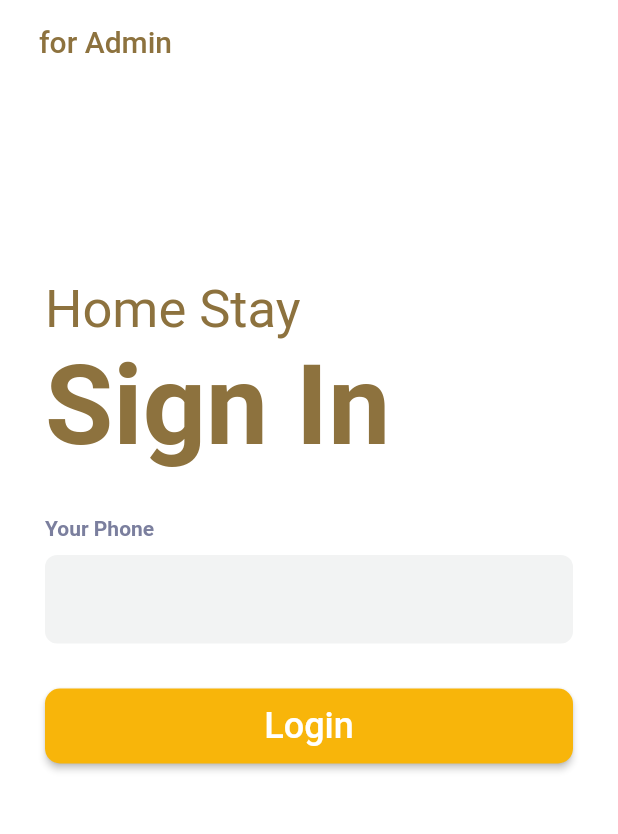
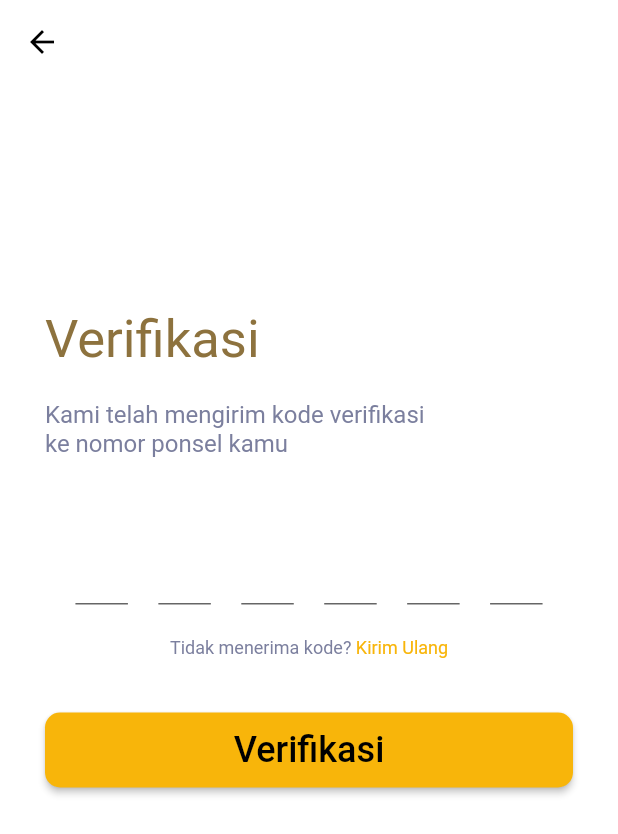
Before and after one commit to rahmat999ht/manajemen-kost-by-admin, a Flutter app: the screen it shows after launch, after a tap on "Get Started", after a tap on "Login", on a phone screen of 412 x 824 dp. Shown: the top 834 px of the screen. Run offline on Flutter 3.47's test engine with Material 2 defaults, Android fonts, the phone set to English and light mode, and no system bars; our stand-ins replace firebase_core, get, mask_text_input_formatter, shared_preferences; accounts and stored records are empty; statements that could not run were skipped.

Commit message:
screen verification

```diff
--- a/lib/domain/core/core.dart
+++ b/lib/domain/core/core.dart
@@ -1,3 +1,4 @@
+export 'package:firebase_core/firebase_core.dart';
 export 'package:flutter/material.dart';
 export 'package:flutter/services.dart';
 export 'package:get/get.dart';
@@ -6,8 +7,11 @@ export 'package:manajemen_kost_by_admin/domain/core/utils.dart';
 export 'package:manajemen_kost_by_admin/domain/interfaces/assets.dart';
 export 'package:manajemen_kost_by_admin/domain/interfaces/buttons/button_outline.dart';
 export 'package:manajemen_kost_by_admin/domain/interfaces/buttons/button_primary.dart';
+export 'package:manajemen_kost_by_admin/domain/interfaces/contents/content.dart';
+export 'package:manajemen_kost_by_admin/domain/interfaces/forms/otp_form.dart';
 export 'package:manajemen_kost_by_admin/domain/interfaces/size.dart';
 export 'package:manajemen_kost_by_admin/domain/validators/null_validation.dart';
+export 'package:manajemen_kost_by_admin/firebase_options.dart';
 export 'package:manajemen_kost_by_admin/infrastructure/navigation/bindings/controllers/controllers_bindings.dart';
 export 'package:manajemen_kost_by_admin/infrastructure/navigation/navigation.dart';
 export 'package:manajemen_kost_by_admin/infrastructure/navigation/routes.dart';
--- /dev/null
+++ b/lib/domain/interfaces/contents/content.dart
@@ -0,0 +1,60 @@
+import '../../core/core.dart';
+
+class Content extends StatelessWidget {
+  const Content(
+    this.title,
+    this.subTitle, {
+    super.key,
+    this.colorTitle,
+    this.colorSubTitle,
+    this.sizeTitle,
+    this.sizeSubTitle,
+    this.styleTitle,
+    this.styleSubTitle,
+    this.fontWeightTitle,
+    this.fontWeightSubTitle,
+    this.space,
+  });
+
+  final String title;
+  final String subTitle;
+  final Color? colorTitle;
+  final Color? colorSubTitle;
+  final double? sizeTitle;
+  final double? sizeSubTitle;
+  final FontStyle? styleTitle;
+  final FontStyle? styleSubTitle;
+  final FontWeight? fontWeightTitle;
+  final FontWeight? fontWeightSubTitle;
+  final double? space;
+
+  @override
+  Widget build(BuildContext context) {
+    return Column(
+      crossAxisAlignment: CrossAxisAlignment.start,
+      children: [
+        Text(
+          title,
+          style: TextStyle(
+            fontSize: sizeTitle ?? 14,
+            fontWeight: fontWeightTitle,
+            fontStyle: styleTitle,
+            color: colorTitle ?? ColorApp.brown,
+          ),
+        ),
+        SizedBox(
+          height: space ?? 0.0,
+        ),
+        Text(
+          subTitle,
+          style: TextStyle(
+            fontSize: sizeSubTitle ?? 14,
+            fontWeight: fontWeightSubTitle,
+            fontStyle: styleSubTitle,
+            color: colorSubTitle ?? ColorApp.brown,
+          ),
+        ),
+      ],
+    );
+  }
+}
--- /dev/null
+++ b/lib/domain/interfaces/forms/otp_form.dart
@@ -0,0 +1,47 @@
+import '../../core/core.dart';
+
+class OtpForm extends StatelessWidget {
+  final TextEditingController controller;
+
+  const OtpForm({
+    Key? key,
+    required this.controller,
+    required this.firstField,
+    required this.secondField,
+  }) : super(key: key);
+
+  final FocusNode firstField;
+  final FocusNode secondField;
+
+  @override
+  Widget build(BuildContext context) {
+    return TextField(
+      controller: controller,
+      focusNode: secondField,
+      keyboardType: TextInputType.phone,
+      inputFormatters: [
+        FilteringTextInputFormatter.digitsOnly,
+        LengthLimitingTextInputFormatter(1),
+      ],
+      onChanged: (v) {
+        if (v.length == 1) {
+          FocusScope.of(context).nextFocus();
+        } else if (v.isEmpty) {
+          FocusScope.of(context).requestFocus(firstField);
+        }
+      },
+      textAlign: TextAlign.center,
+      decoration: const InputDecoration(
+        fillColor: Colors.transparent,
+        filled: true,
+        counterText: '',
+        focusedBorder: UnderlineInputBorder(
+          borderSide: BorderSide(
+            width: 2.0,
+            color: ColorApp.orange,
+          ),
+        ),
+      ),
+    );
+  }
+}
--- a/lib/infrastructure/navigation/bindings/controllers/controllers_bindings.dart
+++ b/lib/infrastructure/navigation/bindings/controllers/controllers_bindings.dart
@@ -1,3 +1,4 @@
 export 'package:manajemen_kost_by_admin/infrastructure/navigation/bindings/controllers/home.controller.binding.dart';
 export 'package:manajemen_kost_by_admin/infrastructure/navigation/bindings/controllers/login.controller.binding.dart';
+export 'package:manajemen_kost_by_admin/infrastructure/navigation/bindings/controllers/verifikasi.controller.binding.dart';
 export 'package:manajemen_kost_by_admin/infrastructure/navigation/bindings/controllers/welcome.controller.binding.dart';
--- /dev/null
+++ b/lib/infrastructure/navigation/bindings/controllers/verifikasi.controller.binding.dart
@@ -0,0 +1,12 @@
+import 'package:get/get.dart';
+
+import '../../../../presentation/verifikasi/controllers/verifikasi.controller.dart';
+
+class VerifikasiControllerBinding extends Bindings {
+  @override
+  void dependencies() {
+    Get.lazyPut<VerifikasiController>(
+      () => VerifikasiController(),
+    );
+  }
+}
--- a/lib/infrastructure/navigation/navigation.dart
+++ b/lib/infrastructure/navigation/navigation.dart
@@ -34,5 +34,10 @@ class Nav {
       page: () => const LoginScreen(),
       binding: LoginControllerBinding(),
     ),
+    GetPage(
+      name: Routes.VERIFIKASI,
+      page: () => const VerifikasiScreen(),
+      binding: VerifikasiControllerBinding(),
+    ),
   ];
 }
--- a/lib/infrastructure/navigation/routes.dart
+++ b/lib/infrastructure/navigation/routes.dart
@@ -6,6 +6,7 @@ class Routes {
   }
 
   static const HOME = '/home';
+  static const LOGIN = '/login';
   static const WELCOME = '/welcome';
-  static const LOGIN = '/login';
+  static const VERIFIKASI = '/verifikasi';
 }
--- a/lib/infrastructure/theme/colors.dart
+++ b/lib/infrastructure/theme/colors.dart
@@ -2,6 +2,7 @@ import 'package:flutter/material.dart';
 
 class ColorApp {
   static const Color white = Color(0xffFFFFFF);
+  static const Color black = Color(0xff000000);
   static const Color brown = Color(0xff8D723E);
   static const Color gray = Color(0xff7B7F9E);
   static const Color orange = Color(0xffF8B50A);
--- a/lib/main.dart
+++ b/lib/main.dart
@@ -8,6 +8,10 @@ void main() async {
   bool? isviewed = prefs.getBool("isStart") ?? false;
   log(prefs.getBool("isStart").toString());
   String initialRoute = isviewed == true ? Routes.LOGIN : Routes.WELCOME;
+
+  await Firebase.initializeApp(
+    options: DefaultFirebaseOptions.currentPlatform,
+  );
   runApp(Main(initialRoute));
 }
 
@@ -21,6 +25,7 @@ class Main extends StatelessWidget {
       debugShowCheckedModeBanner: false,
       initialRoute: initialRoute,
       getPages: Nav.routes,
+      theme: ThemeData(primarySwatch: Colors.orange),
     );
   }
 }
--- a/lib/presentation/controller.dart
+++ b/lib/presentation/controller.dart
@@ -1,2 +1,3 @@
 export 'package:manajemen_kost_by_admin/presentation/login/controllers/login.controller.dart';
+export 'package:manajemen_kost_by_admin/presentation/verifikasi/controllers/verifikasi.controller.dart';
 export 'package:manajemen_kost_by_admin/presentation/welcome/controllers/welcome.controller.dart';
--- a/lib/presentation/login/controllers/login.controller.dart
+++ b/lib/presentation/login/controllers/login.controller.dart
@@ -8,4 +8,8 @@ class LoginController extends GetxController {
   void isLoadingChange() {
     isLoading.value = !isLoading.value;
   }
+
+  void tapLogin() {
+    Get.toNamed(Routes.VERIFIKASI);
+  }
 }
--- a/lib/presentation/login/login.screen.dart
+++ b/lib/presentation/login/login.screen.dart
@@ -44,20 +44,12 @@ class BodyLogin extends StatelessWidget {
             mainAxisSize: MainAxisSize.max,
             children: [
               SizeApp.h100,
-              const Text(
+              const Content(
                 'Home Stay',
-                style: TextStyle(
-                  fontSize: 35,
-                  color: ColorApp.brown,
-                ),
-              ),
-              const Text(
                 'Sign In',
-                style: TextStyle(
-                  fontSize: 74,
-                  fontWeight: FontWeight.bold,
-                  color: ColorApp.brown,
-                ),
+                sizeTitle: 35,
+                sizeSubTitle: 74,
+                fontWeightSubTitle: FontWeight.bold,
               ),
               SizeApp.h30,
               TextForm.phone(
@@ -71,7 +63,7 @@ class BodyLogin extends StatelessWidget {
               ),
               SizeApp.h30,
               ButtonPrymary(
-                onPressed: () {},
+                onPressed: c.tapLogin,
                 text: 'Login',
               ),
             ],
--- a/lib/presentation/screens.dart
+++ b/lib/presentation/screens.dart
@@ -1,3 +1,4 @@
 export 'package:manajemen_kost_by_admin/presentation/home/home.screen.dart';
 export 'package:manajemen_kost_by_admin/presentation/login/login.screen.dart';
+export 'package:manajemen_kost_by_admin/presentation/verifikasi/verifikasi.screen.dart';
 export 'package:manajemen_kost_by_admin/presentation/welcome/welcome.screen.dart';
--- /dev/null
+++ b/lib/presentation/verifikasi/controllers/verifikasi.controller.dart
@@ -0,0 +1,22 @@
+import 'dart:developer';
+
+import '../../../domain/core/core.dart';
+
+class VerifikasiController extends GetxController {
+  final formKey = GlobalKey<FormState>();
+  final String valueSubTitle =
+      'Kami telah mengirim kode verifikasi \nke nomor ponsel kamu';
+
+  final listOtp = [
+    TextEditingController(),
+    TextEditingController(),
+    TextEditingController(),
+    TextEditingController(),
+    TextEditingController(),
+    TextEditingController(),
+  ];
+
+  void tapVerifikasi() {
+    log("tapVerifikasi");
+  }
+}
--- /dev/null
+++ b/lib/presentation/verifikasi/verifikasi.screen.dart
@@ -0,0 +1,129 @@
+import '../../domain/core/core.dart';
+
+class VerifikasiScreen extends GetView<VerifikasiController> {
+  const VerifikasiScreen({Key? key}) : super(key: key);
+  @override
+  Widget build(BuildContext context) {
+    return Scaffold(
+      backgroundColor: ColorApp.white,
+      appBar: AppBar(
+        elevation: 0.0,
+        backgroundColor: Colors.transparent,
+        leading: IconButton(
+          icon: const Icon(
+            Icons.arrow_back_outlined,
+            color: ColorApp.black,
+          ),
+          iconSize: 24,
+          onPressed: Get.back,
+          tooltip: MaterialLocalizations.of(context).openAppDrawerTooltip,
+        ),
+      ),
+      body: BodyVerifikasi(
+        c: controller,
+      ),
+    );
+  }
+}
+
+class BodyVerifikasi extends StatelessWidget {
+  const BodyVerifikasi({
+    super.key,
+    required this.c,
+  });
+
+  final VerifikasiController c;
+
+  @override
+  Widget build(BuildContext context) {
+    return SingleChildScrollView(
+      child: Padding(
+        padding: const EdgeInsets.all(30.0),
+        child: Column(
+          crossAxisAlignment: CrossAxisAlignment.start,
+          mainAxisAlignment: MainAxisAlignment.center,
+          mainAxisSize: MainAxisSize.max,
+          children: [
+            SizeApp.h100,
+            SizeApp.h20,
+            Content(
+              'Verifikasi',
+              c.valueSubTitle,
+              space: 20.0,
+              sizeTitle: 35,
+              sizeSubTitle: 16,
+              colorSubTitle: ColorApp.gray,
+            ),
+            SizeApp.h50,
+            Form(
+              key: c.formKey,
+              child: Row(
+                mainAxisAlignment: MainAxisAlignment.spaceEvenly,
+                children: [
+                  for (int i = 0; i < c.listOtp.length; i++)
+                    SizedBox(
+                      height: 50,
+                      width: 35,
+                      child: OtpForm(
+                        controller: c.listOtp[i],
+                        firstField: FocusNode(),
+                        secondField: FocusNode(),
+                      ),
+                    ),
+                ],
+              ),
+            ),
+            SizeApp.h20,
+            ContentKirimUlangKode(
+              onTap: c.tapKirimUlang,
+            ),
+            SizeApp.h36,
+            ButtonPrymary(
+              onPressed: c.tapVerifikasi,
+              text: 'Verifikasi',
+            ),
+          ],
+        ),
+      ),
+    );
+  }
+}
+
+class ContentKirimUlangKode extends StatelessWidget {
+  const ContentKirimUlangKode({
+    super.key,
+    required this.onTap,
+  });
+
+  final void Function()? onTap;
+
+  @override
+  Widget build(BuildContext context) {
+    return Column(
+      children: [
+        Row(
+          mainAxisAlignment: MainAxisAlignment.center,
+          children: [
+            const Text(
+              "Tidak menerima kode? ",
+              style: TextStyle(
+                color: ColorApp.gray,
+                fontSize: 12,
+              ),
+            ),
+            GestureDetector(
+              onTap: onTap,
+              child: const Text(
+                "Kirim Ulang",
+                style: TextStyle(
+                  color: ColorApp.orange,
+                  fontSize: 12,
+                ),
+              ),
+            ),
+          ],
+        ),
+      ],
+    );
+  }
+}
--- a/lib/presentation/welcome/welcome.screen.dart
+++ b/lib/presentation/welcome/welcome.screen.dart
@@ -46,44 +46,23 @@ class Body extends StatelessWidget {
                 mainAxisSize: MainAxisSize.min,
                 crossAxisAlignment: CrossAxisAlignment.start,
                 children: [
-                  const Text(
+                  const Content(
                     'Welcome to',
-                    style: TextStyle(
-                      fontSize: 25,
-                      fontStyle: FontStyle.italic,
-                      color: ColorApp.brown,
-                    ),
-                  ),
-                  const Text(
                     'Home Stay',
-                    style: TextStyle(
-                      fontSize: 56,
-                      fontWeight: FontWeight.bold,
-                      color: ColorApp.brown,
-                    ),
+                    sizeTitle: 25,
+                    sizeSubTitle: 56,
+                    styleTitle: FontStyle.italic,
+                    fontWeightSubTitle: FontWeight.bold,
                   ),
                   SizeApp.h12,
-                  Column(
-                    crossAxisAlignment: CrossAxisAlignment.start,
-                    children: [
-                      Text(
-                        c.kelola,
-                        style: const TextStyle(
-                          fontSize: 14,
-                          color: ColorApp.gray,
-                        ),
-                      ),
-                      SizeApp.h20,
-                      Text(
-                        c.anda,
-                        style: const TextStyle(
-                          fontSize: 14,
-                          color: ColorApp.gray,
-                        ),
-                      ),
-                    ],
+                  Content(
+                    c.kelola,
+                    c.anda,
+                    space: 30.0,
+                    colorTitle: ColorApp.gray,
+                    colorSubTitle: ColorApp.gray,
                   ),
-                  SizeApp.h30,
+                  SizeApp.h40,
                   ButtonPrymary(
                     text: 'Get Started',
                     onPressed: c.tapStart,
--- a/pubspec.yaml
+++ b/pubspec.yaml
@@ -12,6 +12,7 @@ dependencies:
     sdk: flutter
   shared_preferences: ^2.0.17
   mask_text_input_formatter: ^2.4.0
+  firebase_core: ^2.5.0
 
 dev_dependencies:
   flutter_lints: 2.0.1
```
Also changed, not shown: lib/firebase_options.dart (added), pubspec.lock, 5 other files.
